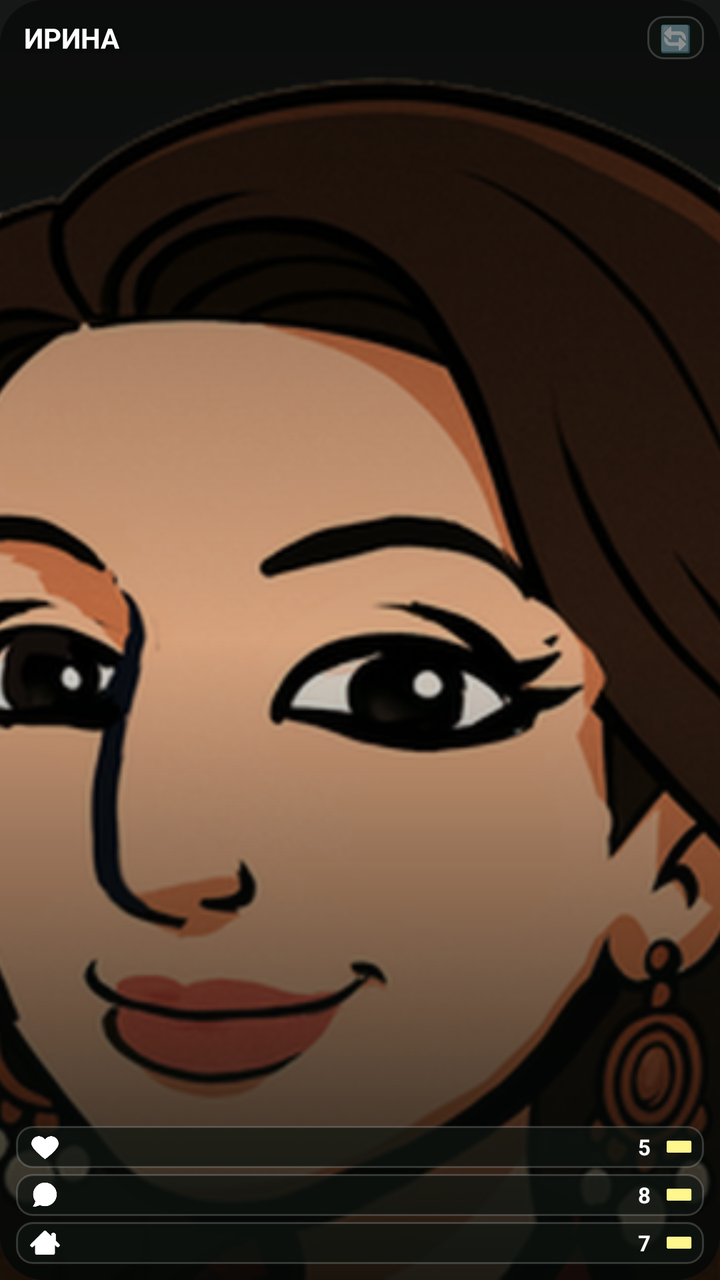
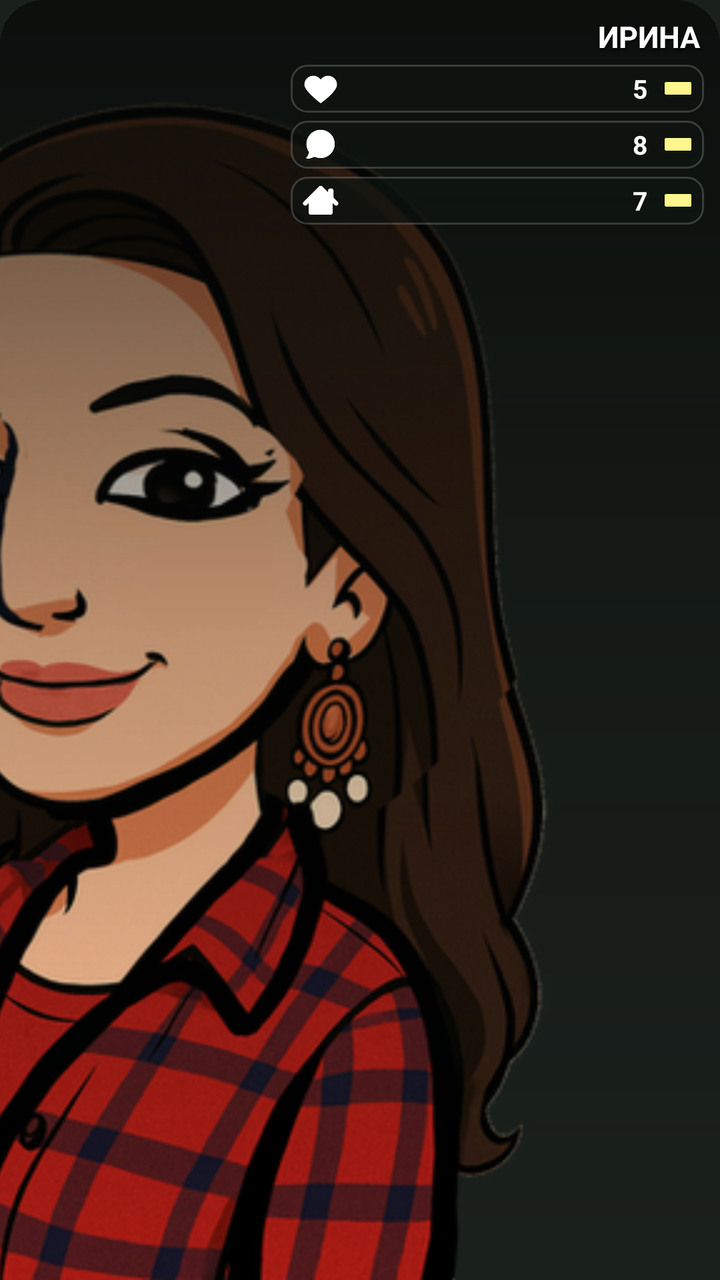

An Android layout rendered at two revisions. The XML below is the earlier revision; the diff shows what the commit changed to produce the second picture.
<!-- AndroidManifest.xml: application theme AppTheme -->
<!-- res/layout/widget_partner_status.xml -->
<?xml version="1.0" encoding="utf-8"?>
<FrameLayout xmlns:android="http://schemas.android.com/apk/res/android"
    android:id="@+id/widget_root"
    android:layout_width="match_parent"
    android:layout_height="match_parent"
    android:background="@drawable/widget_bg">

    
    <ImageView
        android:id="@+id/widget_bg_photo"
        android:layout_width="match_parent"
        android:layout_height="match_parent"
        android:src="@drawable/avatar_irina_card"
        android:scaleType="centerCrop"
        android:contentDescription="Портрет партнера" />

    
    <ImageView
        android:layout_width="match_parent"
        android:layout_height="match_parent"
        android:src="@drawable/widget_scrim"
        android:scaleType="fitXY"
        android:contentDescription="" />

    
    <LinearLayout
        android:layout_width="match_parent"
        android:layout_height="match_parent"
        android:orientation="vertical"
        android:padding="8dp">

        
        <LinearLayout
            android:layout_width="match_parent"
            android:layout_height="wrap_content"
            android:orientation="horizontal"
            android:gravity="center_vertical">

            <TextView
                android:id="@+id/widget_partner_name"
                android:layout_width="0dp"
                android:layout_height="wrap_content"
                android:layout_weight="1"
                android:text="ИРИНА"
                android:textColor="#FFFFFF"
                android:textSize="14sp"
                android:textStyle="bold"
                android:shadowColor="#CC000000"
                android:shadowDx="1"
                android:shadowDy="2"
                android:shadowRadius="4"
                android:paddingStart="4dp"
                android:paddingEnd="4dp" />

            <TextView
                android:id="@+id/widget_btn_switch"
                android:layout_width="wrap_content"
                android:layout_height="wrap_content"
                android:text="🔄"
                android:textSize="13sp"
                android:paddingStart="6dp"
                android:paddingEnd="6dp"
                android:paddingTop="2dp"
                android:paddingBottom="2dp"
                android:background="@drawable/widget_hud_row_bg" />
        </LinearLayout>

        
        <FrameLayout
            android:layout_width="match_parent"
            android:layout_height="0dp"
            android:layout_weight="1" />

        
        <LinearLayout
            android:layout_width="match_parent"
            android:layout_height="wrap_content"
            android:orientation="vertical">

            
            <LinearLayout
                android:layout_width="match_parent"
                android:layout_height="wrap_content"
                android:orientation="horizontal"
                android:gravity="center_vertical"
                android:background="@drawable/widget_hud_row_bg"
                android:paddingStart="7dp"
                android:paddingEnd="6dp"
                android:paddingTop="3dp"
                android:paddingBottom="3dp"
                android:layout_marginBottom="3dp">

                <ImageView
                    android:layout_width="15dp"
                    android:layout_height="15dp"
                    android:src="@drawable/widget_heart"
                    android:contentDescription="Секс"
                    android:layout_marginEnd="6dp" />

                
                <ImageView
                    android:id="@+id/widget_pb_sex"
                    android:layout_width="0dp"
                    android:layout_height="8dp"
                    android:layout_weight="1"
                    android:scaleType="fitXY"
                    android:contentDescription="Прогресс Секс" />

                <TextView
                    android:id="@+id/widget_val_sex"
                    android:layout_width="16dp"
                    android:layout_height="wrap_content"
                    android:text="5"
                    android:textColor="#FFFFFF"
                    android:textSize="11sp"
                    android:textStyle="bold"
                    android:gravity="center"
                    android:layout_marginStart="5dp"
                    android:layout_marginEnd="3dp" />

                <ImageView
                    android:id="@+id/widget_dir_sex"
                    android:layout_width="13dp"
                    android:layout_height="13dp"
                    android:src="@drawable/dir_equal"
                    android:contentDescription="Динамика Секс" />
            </LinearLayout>

            
            <LinearLayout
                android:layout_width="match_parent"
                android:layout_height="wrap_content"
                android:orientation="horizontal"
                android:gravity="center_vertical"
                android:background="@drawable/widget_hud_row_bg"
                android:paddingStart="7dp"
                android:paddingEnd="6dp"
                android:paddingTop="3dp"
                android:paddingBottom="3dp"
                android:layout_marginBottom="3dp">

                <ImageView
                    android:layout_width="15dp"
                    android:layout_height="15dp"
                    android:src="@drawable/widget_bubble"
                    android:contentDescription="Общение"
                    android:layout_marginEnd="6dp" />

                
                <ImageView
                    android:id="@+id/widget_pb_comm"
                    android:layout_width="0dp"
                    android:layout_height="8dp"
                    android:layout_weight="1"
                    android:scaleType="fitXY"
                    android:contentDescription="Прогресс Общение" />

                <TextView
                    android:id="@+id/widget_val_comm"
                    android:layout_width="16dp"
                    android:layout_height="wrap_content"
                    android:text="8"
                    android:textColor="#FFFFFF"
                    android:textSize="11sp"
                    android:textStyle="bold"
                    android:gravity="center"
                    android:layout_marginStart="5dp"
                    android:layout_marginEnd="3dp" />

                <ImageView
                    android:id="@+id/widget_dir_comm"
                    android:layout_width="13dp"
                    android:layout_height="13dp"
                    android:src="@drawable/dir_equal"
                    android:contentDescription="Динамика Общение" />
            </LinearLayout>

            
            <LinearLayout
                android:layout_width="match_parent"
                android:layout_height="wrap_content"
                android:orientation="horizontal"
                android:gravity="center_vertical"
                android:background="@drawable/widget_hud_row_bg"
                android:paddingStart="7dp"
                android:paddingEnd="6dp"
                android:paddingTop="3dp"
                android:paddingBottom="3dp">

                <ImageView
                    android:layout_width="15dp"
                    android:layout_height="15dp"
                    android:src="@drawable/widget_home"
                    android:contentDescription="Быт"
                    android:layout_marginEnd="6dp" />

                
                <ImageView
                    android:id="@+id/widget_pb_dom"
                    android:layout_width="0dp"
                    android:layout_height="8dp"
                    android:layout_weight="1"
                    android:scaleType="fitXY"
                    android:contentDescription="Прогресс Быт" />

                <TextView
                    android:id="@+id/widget_val_dom"
                    android:layout_width="16dp"
                    android:layout_height="wrap_content"
                    android:text="7"
                    android:textColor="#FFFFFF"
                    android:textSize="11sp"
                    android:textStyle="bold"
                    android:gravity="center"
                    android:layout_marginStart="5dp"
                    android:layout_marginEnd="3dp" />

                <ImageView
                    android:id="@+id/widget_dir_dom"
                    android:layout_width="13dp"
                    android:layout_height="13dp"
                    android:src="@drawable/dir_equal"
                    android:contentDescription="Динамика Быт" />
            </LinearLayout>
        </LinearLayout>
    </LinearLayout>

</FrameLayout>
<!-- resources referenced by this layout -->
<resources>
  <!-- drawable avatar_irina_card: png bitmap (drawable, 271647 bytes) -->
  <!-- drawable dir_equal: png bitmap (drawable, 1516 bytes) -->
  <!-- drawable widget_bg (drawable) -->
  <?xml version="1.0" encoding="utf-8"?>
  <shape xmlns:android="http://schemas.android.com/apk/res/android"
      android:shape="rectangle">
      <solid android:color="#1A201C" />
      <corners android:radius="22dp" />
      <stroke android:width="1.5dp" android:color="#332ECC71" />
  </shape>
  <!-- drawable widget_bubble: png bitmap (drawable, 2764 bytes) -->
  <!-- drawable widget_heart: png bitmap (drawable, 3015 bytes) -->
  <!-- drawable widget_home: png bitmap (drawable, 2383 bytes) -->
  <!-- drawable widget_hud_row_bg (drawable) -->
  <?xml version="1.0" encoding="utf-8"?>
  <shape xmlns:android="http://schemas.android.com/apk/res/android"
      android:shape="rectangle">
      <solid android:color="#B30F1411" />
      <corners android:radius="8dp" />
      <stroke android:width="1dp" android:color="#2EFFFFFF" />
  </shape>
  <!-- drawable widget_scrim (drawable) -->
  <?xml version="1.0" encoding="utf-8"?>
  <shape xmlns:android="http://schemas.android.com/apk/res/android"
      android:shape="rectangle">
      <gradient
          android:startColor="#80000000"
          android:centerColor="#26000000"
          android:endColor="#E6050806"
          android:angle="270" />
      <corners android:radius="22dp" />
  </shape>
  <style name="AppTheme" parent="Theme.AppCompat.Light.DarkActionBar">
          
          <item name="colorPrimary">@color/colorPrimary</item>
          <item name="colorPrimaryDark">@color/colorPrimaryDark</item>
          <item name="colorAccent">@color/colorAccent</item>
      </style>
</resources>

<!-- the commit's change to res/layout/widget_partner_status.xml (unified diff, before → after) -->
@@ -12,7 +12,7 @@
         android:layout_height="match_parent"
         android:src="@drawable/avatar_irina_card"
         android:scaleType="centerCrop"
-        android:contentDescription="Портрет партнера" />
+        android:contentDescription="Персонаж" />
 
     
     <ImageView
@@ -33,36 +33,182 @@
         <LinearLayout
             android:layout_width="match_parent"
             android:layout_height="wrap_content"
-            android:orientation="horizontal"
-            android:gravity="center_vertical">
-
-            <TextView
-                android:id="@+id/widget_partner_name"
+            android:orientation="horizontal">
+
+            
+            <FrameLayout
+                android:layout_width="0dp"
+                android:layout_height="1dp"
+                android:layout_weight="0.8" />
+
+            
+            <LinearLayout
                 android:layout_width="0dp"
                 android:layout_height="wrap_content"
-                android:layout_weight="1"
-                android:text="ИРИНА"
-                android:textColor="#FFFFFF"
-                android:textSize="14sp"
-                android:textStyle="bold"
-                android:shadowColor="#CC000000"
-                android:shadowDx="1"
-                android:shadowDy="2"
-                android:shadowRadius="4"
-                android:paddingStart="4dp"
-                android:paddingEnd="4dp" />
-
-            <TextView
-                android:id="@+id/widget_btn_switch"
-                android:layout_width="wrap_content"
-                android:layout_height="wrap_content"
-                android:text="🔄"
-                android:textSize="13sp"
-                android:paddingStart="6dp"
-                android:paddingEnd="6dp"
-                android:paddingTop="2dp"
-                android:paddingBottom="2dp"
-                android:background="@drawable/widget_hud_row_bg" />
+                android:layout_weight="1.2"
+                android:orientation="vertical">
+
+                
+                <TextView
+                    android:id="@+id/widget_partner_name"
+                    android:layout_width="match_parent"
+                    android:layout_height="wrap_content"
+                    android:text="ИРИНА"
+                    android:textColor="#FFFFFF"
+                    android:textSize="15sp"
+                    android:textStyle="bold"
+                    android:gravity="end"
+                    android:shadowColor="#CC000000"
+                    android:shadowDx="1"
+                    android:shadowDy="2"
+                    android:shadowRadius="4"
+                    android:paddingEnd="2dp"
+                    android:layout_marginBottom="4dp" />
+
+                
+                <LinearLayout
+                    android:layout_width="match_parent"
+                    android:layout_height="wrap_content"
+                    android:orientation="horizontal"
+                    android:gravity="center_vertical"
+                    android:background="@drawable/widget_hud_row_bg"
+                    android:paddingStart="6dp"
+                    android:paddingEnd="6dp"
+                    android:paddingTop="3dp"
+                    android:paddingBottom="3dp"
+                    android:layout_marginBottom="4dp">
+
+                    <ImageView
+                        android:layout_width="18dp"
+                        android:layout_height="18dp"
+                        android:src="@drawable/widget_heart"
+                        android:contentDescription="Секс"
+                        android:layout_marginEnd="5dp" />
+
+                    <ImageView
+                        android:id="@+id/widget_pb_sex"
+                        android:layout_width="0dp"
+                        android:layout_height="9dp"
+                        android:layout_weight="1"
+                        android:scaleType="fitXY"
+                        android:contentDescription="Прогресс Секс" />
+
+                    <TextView
+                        android:id="@+id/widget_val_sex"
+                        android:layout_width="18dp"
+                        android:layout_height="wrap_content"
+                        android:text="5"
+                        android:textColor="#FFFFFF"
+                        android:textSize="13sp"
+                        android:textStyle="bold"
+                        android:gravity="center"
+                        android:layout_marginStart="4dp"
+                        android:layout_marginEnd="3dp" />
+
+                    <ImageView
+                        android:id="@+id/widget_dir_sex"
+                        android:layout_width="14dp"
+                        android:layout_height="14dp"
+                        android:src="@drawable/dir_equal"
+                        android:contentDescription="Динамика Секс" />
+                </LinearLayout>
+
+                
+                <LinearLayout
+                    android:layout_width="match_parent"
+                    android:layout_height="wrap_content"
+                    android:orientation="horizontal"
+                    android:gravity="center_vertical"
+                    android:background="@drawable/widget_hud_row_bg"
+                    android:paddingStart="6dp"
+                    android:paddingEnd="6dp"
+                    android:paddingTop="3dp"
+                    android:paddingBottom="3dp"
+                    android:layout_marginBottom="4dp">
+
+                    <ImageView
+                        android:layout_width="18dp"
+                        android:layout_height="18dp"
+                        android:src="@drawable/widget_bubble"
+                        android:contentDescription="Общение"
+                        android:layout_marginEnd="5dp" />
+
+                    <ImageView
+                        android:id="@+id/widget_pb_comm"
+                        android:layout_width="0dp"
+                        android:layout_height="9dp"
+                        android:layout_weight="1"
+                        android:scaleType="fitXY"
+                        android:contentDescription="Прогресс Общение" />
+
+                    <TextView
+                        android:id="@+id/widget_val_comm"
+                        android:layout_width="18dp"
+                        android:layout_height="wrap_content"
+                        android:text="8"
+                        android:textColor="#FFFFFF"
+                        android:textSize="13sp"
+                        android:textStyle="bold"
+                        android:gravity="center"
+                        android:layout_marginStart="4dp"
+                        android:layout_marginEnd="3dp" />
+
+                    <ImageView
+                        android:id="@+id/widget_dir_comm"
+                        android:layout_width="14dp"
+                        android:layout_height="14dp"
+                        android:src="@drawable/dir_equal"
+                        android:contentDescription="Динамика Общение" />
+                </LinearLayout>
+
+                
+                <LinearLayout
+                    android:layout_width="match_parent"
+                    android:layout_height="wrap_content"
+                    android:orientation="horizontal"
+                    android:gravity="center_vertical"
+                    android:background="@drawable/widget_hud_row_bg"
+                    android:paddingStart="6dp"
+                    android:paddingEnd="6dp"
+                    android:paddingTop="3dp"
+                    android:paddingBottom="3dp">
+
+                    <ImageView
+                        android:layout_width="18dp"
+                        android:layout_height="18dp"
+                        android:src="@drawable/widget_home"
+                        android:contentDescription="Быт"
+                        android:layout_marginEnd="5dp" />
+
+                    <ImageView
+                        android:id="@+id/widget_pb_dom"
+                        android:layout_width="0dp"
+                        android:layout_height="9dp"
+                        android:layout_weight="1"
+                        android:scaleType="fitXY"
+                        android:contentDescription="Прогресс Быт" />
+
+                    <TextView
+                        android:id="@+id/widget_val_dom"
+                        android:layout_width="18dp"
+                        android:layout_height="wrap_content"
+                        android:text="7"
+                        android:textColor="#FFFFFF"
+                        android:textSize="13sp"
+                        android:textStyle="bold"
+                        android:gravity="center"
+                        android:layout_marginStart="4dp"
+                        android:layout_marginEnd="3dp" />
+
+                    <ImageView
+                        android:id="@+id/widget_dir_dom"
+                        android:layout_width="14dp"
+                        android:layout_height="14dp"
+                        android:src="@drawable/dir_equal"
+                        android:contentDescription="Динамика Быт" />
+                </LinearLayout>
+
+            </LinearLayout>
         </LinearLayout>
 
         
@@ -71,158 +217,6 @@
             android:layout_height="0dp"
             android:layout_weight="1" />
 
-        
-        <LinearLayout
-            android:layout_width="match_parent"
-            android:layout_height="wrap_content"
-            android:orientation="vertical">
-
-            
-            <LinearLayout
-                android:layout_width="match_parent"
-                android:layout_height="wrap_content"
-                android:orientation="horizontal"
-                android:gravity="center_vertical"
-                android:background="@drawable/widget_hud_row_bg"
-                android:paddingStart="7dp"
-                android:paddingEnd="6dp"
-                android:paddingTop="3dp"
-                android:paddingBottom="3dp"
-                android:layout_marginBottom="3dp">
-
-                <ImageView
-                    android:layout_width="15dp"
-                    android:layout_height="15dp"
-                    android:src="@drawable/widget_heart"
-                    android:contentDescription="Секс"
-                    android:layout_marginEnd="6dp" />
-
-                
-                <ImageView
-                    android:id="@+id/widget_pb_sex"
-                    android:layout_width="0dp"
-                    android:layout_height="8dp"
-                    android:layout_weight="1"
-                    android:scaleType="fitXY"
-                    android:contentDescription="Прогресс Секс" />
-
-                <TextView
-                    android:id="@+id/widget_val_sex"
-                    android:layout_width="16dp"
-                    android:layout_height="wrap_content"
-                    android:text="5"
-                    android:textColor="#FFFFFF"
-                    android:textSize="11sp"
-                    android:textStyle="bold"
-                    android:gravity="center"
-                    android:layout_marginStart="5dp"
-                    android:layout_marginEnd="3dp" />
-
-                <ImageView
-                    android:id="@+id/widget_dir_sex"
-                    android:layout_width="13dp"
-                    android:layout_height="13dp"
-                    android:src="@drawable/dir_equal"
-                    android:contentDescription="Динамика Секс" />
-            </LinearLayout>
-
-            
-            <LinearLayout
-                android:layout_width="match_parent"
-                android:layout_height="wrap_content"
-                android:orientation="horizontal"
-                android:gravity="center_vertical"
-                android:background="@drawable/widget_hud_row_bg"
-                android:paddingStart="7dp"
-                android:paddingEnd="6dp"
-                android:paddingTop="3dp"
-                android:paddingBottom="3dp"
-                android:layout_marginBottom="3dp">
-
-                <ImageView
-                    android:layout_width="15dp"
-                    android:layout_height="15dp"
-                    android:src="@drawable/widget_bubble"
-                    android:contentDescription="Общение"
-                    android:layout_marginEnd="6dp" />
-
-                
-                <ImageView
-                    android:id="@+id/widget_pb_comm"
-                    android:layout_width="0dp"
-                    android:layout_height="8dp"
-                    android:layout_weight="1"
-                    android:scaleType="fitXY"
-                    android:contentDescription="Прогресс Общение" />
-
-                <TextView
-                    android:id="@+id/widget_val_comm"
-                    android:layout_width="16dp"
-                    android:layout_height="wrap_content"
-                    android:text="8"
-                    android:textColor="#FFFFFF"
-                    android:textSize="11sp"
-                    android:textStyle="bold"
-                    android:gravity="center"
-                    android:layout_marginStart="5dp"
-                    android:layout_marginEnd="3dp" />
-
-                <ImageView
-                    android:id="@+id/widget_dir_comm"
-                    android:layout_width="13dp"
-                    android:layout_height="13dp"
-                    android:src="@drawable/dir_equal"
-                    android:contentDescription="Динамика Общение" />
-            </LinearLayout>
-
-            
-            <LinearLayout
-                android:layout_width="match_parent"
-                android:layout_height="wrap_content"
-                android:orientation="horizontal"
-                android:gravity="center_vertical"
-                android:background="@drawable/widget_hud_row_bg"
-                android:paddingStart="7dp"
-                android:paddingEnd="6dp"
-                android:paddingTop="3dp"
-                android:paddingBottom="3dp">
-
-                <ImageView
-                    android:layout_width="15dp"
-                    android:layout_height="15dp"
-                    android:src="@drawable/widget_home"
-                    android:contentDescription="Быт"
-                    android:layout_marginEnd="6dp" />
-
-                
-                <ImageView
-                    android:id="@+id/widget_pb_dom"
-                    android:layout_width="0dp"
-                    android:layout_height="8dp"
-                    android:layout_weight="1"
-                    android:scaleType="fitXY"
-                    android:contentDescription="Прогресс Быт" />
-
-                <TextView
-                    android:id="@+id/widget_val_dom"
-                    android:layout_width="16dp"
-                    android:layout_height="wrap_content"
-                    android:text="7"
-                    android:textColor="#FFFFFF"
-                    android:textSize="11sp"
-                    android:textStyle="bold"
-                    android:gravity="center"
-                    android:layout_marginStart="5dp"
-                    android:layout_marginEnd="3dp" />
-
-                <ImageView
-                    android:id="@+id/widget_dir_dom"
-                    android:layout_width="13dp"
-                    android:layout_height="13dp"
-                    android:src="@drawable/dir_equal"
-                    android:contentDescription="Динамика Быт" />
-            </LinearLayout>
-        </LinearLayout>
     </LinearLayout>
 
 </FrameLayout>
<!-- resource entries referenced after the edit -->
@@ -1,6 +1,6 @@
 <!-- resources referenced by this layout -->
 <resources>
-  <!-- drawable avatar_irina_card: png bitmap (drawable, 271647 bytes) -->
+  <!-- drawable avatar_irina_card: png bitmap (drawable, 222963 bytes) -->
   <!-- drawable dir_equal: png bitmap (drawable, 1516 bytes) -->
   <!-- drawable widget_bg (drawable) -->
   <?xml version="1.0" encoding="utf-8"?>
@@ -26,9 +26,9 @@
   <shape xmlns:android="http://schemas.android.com/apk/res/android"
       android:shape="rectangle">
       <gradient
-          android:startColor="#80000000"
-          android:centerColor="#26000000"
-          android:endColor="#E6050806"
+          android:startColor="#B3050806"
+          android:centerColor="#40050806"
+          android:endColor="#00000000"
           android:angle="270" />
       <corners android:radius="22dp" />
   </shape>
